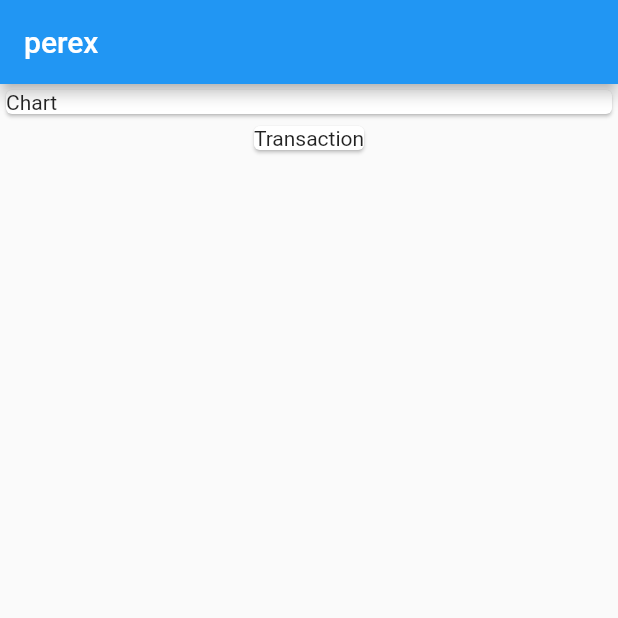
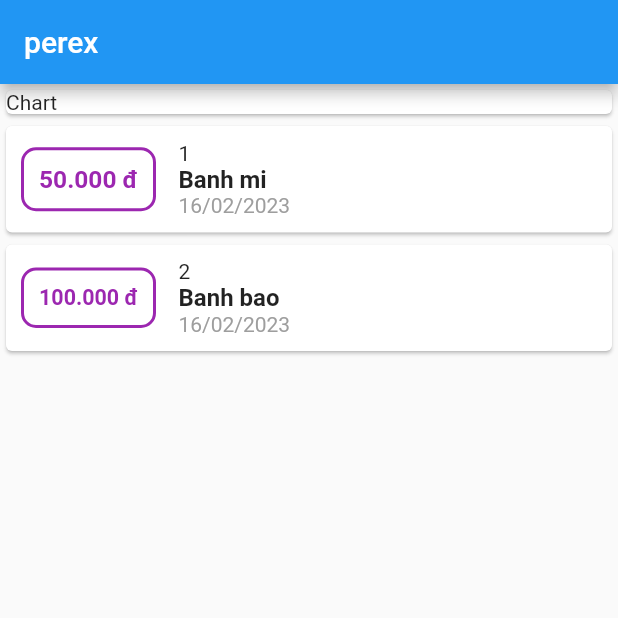
Before and after one commit to lnhow/udemy-flutter, a Flutter app: the screen it shows after launch, on a phone screen of 412 x 824 dp, the top half of it. Run offline on Flutter 3.47's test engine with Material 2 defaults, Android fonts, the phone set to English and light mode, and no system bars.

Commit message:
main: 84

```diff
--- a/perex/lib/main.dart
+++ b/perex/lib/main.dart
@@ -1,6 +1,8 @@
 import 'package:flutter/material.dart';
+import 'package:perex/widgets/transaction.dart';
 
-import './chart.dart';
+import 'widgets/chart.dart';
+import 'model/transaction.dart';
 
 void main() {
   runApp(const MyApp());
@@ -23,6 +25,10 @@ class MyApp extends StatelessWidget {
 }
 
 class MyHomePage extends StatelessWidget {
+  static final List<Transaction> transactions = [
+    Transaction(id: '1', title: 'Banh mi', amount: 50, date: DateTime.now()),
+    Transaction(id: '2', title: 'Banh bao', amount: 100, date: DateTime.now()),
+  ];
   const MyHomePage({
     super.key,
   });
@@ -34,11 +40,11 @@ class MyHomePage extends StatelessWidget {
         title: const Text('perex'),
       ),
       body: Column(
-        children: const <Widget>[
-          Chart(),
-          Card(
-            child: Text('Transaction'),
-          ),
+        children: <Widget>[
+          const Chart(),
+          Column(children: transactions.map((tx) {
+            return TransactionWidget(tx: tx);
+          }).toList(),)
         ],
       ),
     );
--- /dev/null
+++ b/perex/lib/model/transaction.dart
@@ -0,0 +1,13 @@
+class Transaction {
+  final String id;
+  final String title;
+  final double amount;
+  final DateTime date;
+
+  Transaction({
+   required this.id,
+   required this.title,
+   required this.amount,
+   required this.date
+  });
+}
--- /dev/null
+++ b/perex/lib/widgets/transaction.dart
@@ -0,0 +1,54 @@
+import 'package:flutter/material.dart';
+import 'package:intl/intl.dart';
+import 'package:perex/model/transaction.dart';
+
+class TransactionWidget extends StatelessWidget {
+  final Transaction tx;
+  const TransactionWidget({super.key, required this.tx});
+
+  @override
+  Widget build(BuildContext context) {
+    return Card(
+        child: Container(
+            padding: const EdgeInsets.all(10),
+            child: Row(
+              mainAxisAlignment: MainAxisAlignment.start,
+              children: [
+                Container(
+                  width: 90,
+                  margin: const EdgeInsets.only(right: 15),
+                  padding: const EdgeInsets.all(10),
+                  decoration: BoxDecoration(
+                      border: Border.all(
+                        color: Colors.purple,
+                        width: 2,
+                      ),
+                      borderRadius:
+                          const BorderRadius.all(Radius.circular(10))),
+                  child: FittedBox(
+                    fit: BoxFit.contain,
+                    child: Text(
+                      '${tx.amount.toStringAsFixed(3)} đ',
+                      style: const TextStyle(
+                          fontWeight: FontWeight.bold,
+                          color: Colors.purple),
+                    ),
+                  ),
+                ),
+                Column(
+                  crossAxisAlignment: CrossAxisAlignment.start,
+                  children: [
+                    Text(tx.id),
+                    Text(
+                      tx.title,
+                      style: const TextStyle(
+                          fontSize: 16, fontWeight: FontWeight.bold),
+                    ),
+                    Text(DateFormat('dd/MM/yyyy').format(tx.date),
+                        style: const TextStyle(color: Colors.grey)),
+                  ],
+                ),
+              ],
+            )));
+  }
+}
--- a/perex/pubspec.yaml
+++ b/perex/pubspec.yaml
@@ -36,6 +36,7 @@ dependencies:
   # The following adds the Cupertino Icons font to your application.
   # Use with the CupertinoIcons class for iOS style icons.
   cupertino_icons: ^1.0.2
+  intl: ^0.18.0
 
 dev_dependencies:
   flutter_test:
```
Also changed, not shown: perex/lib/widgets/chart.dart (renamed from perex/lib/chart.dart), perex/pubspec.lock.
